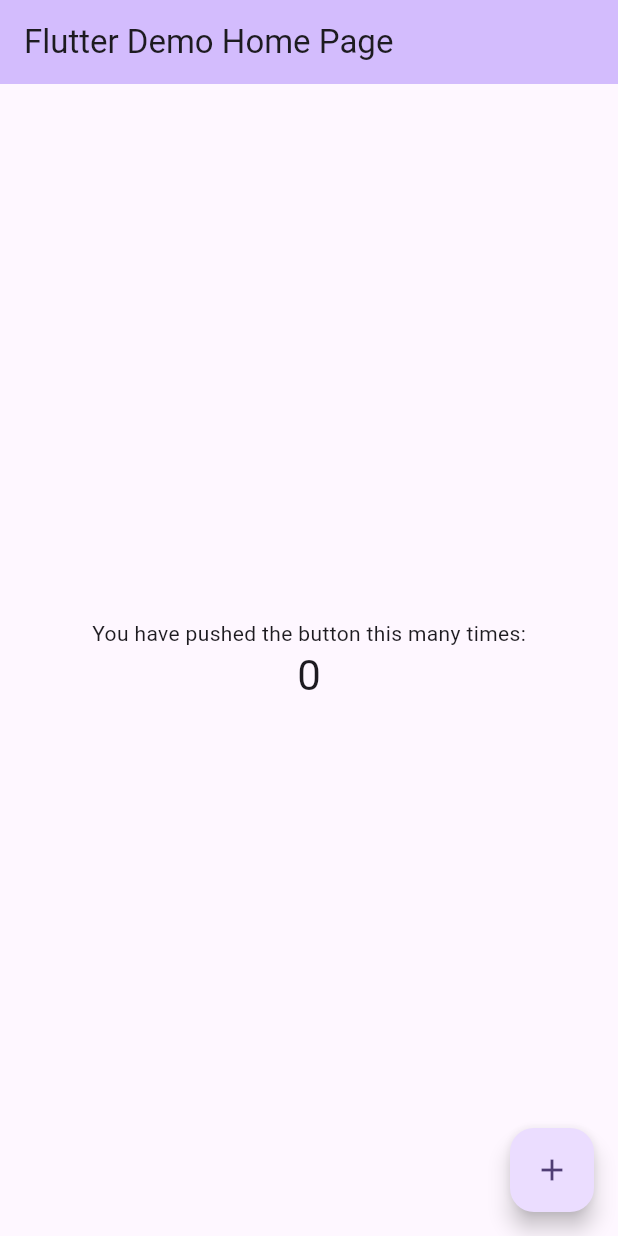
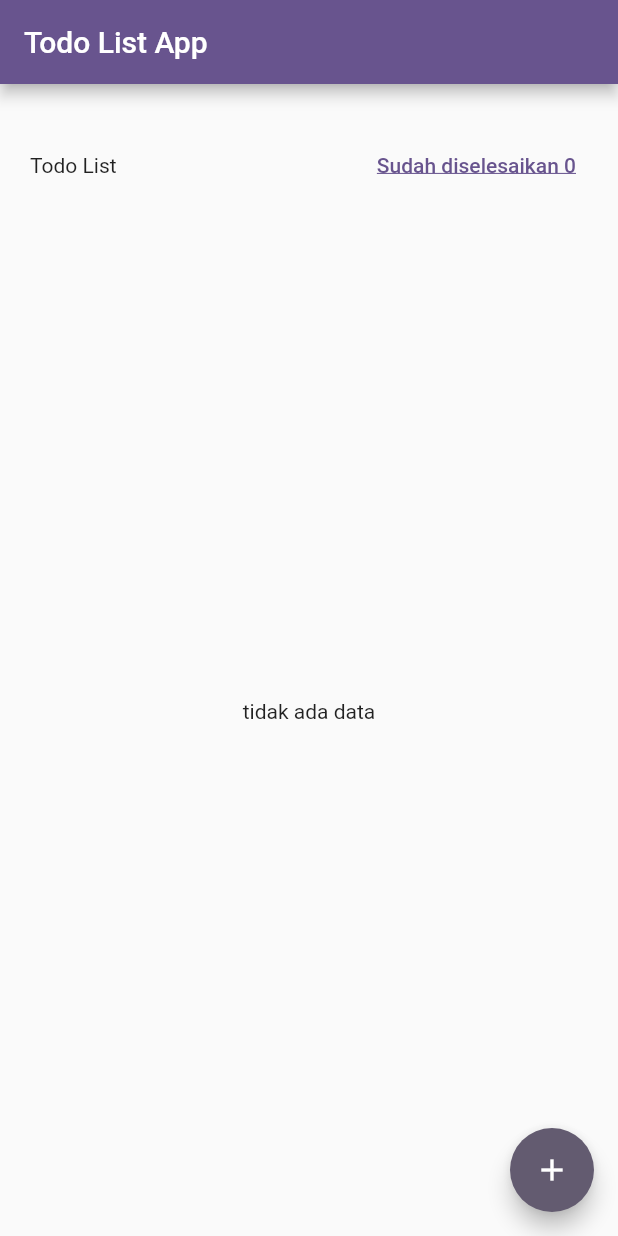
Before and after one commit to LordRedsky/flutter_todolist_app, a Flutter app: the screen it shows after launch, on a phone screen of 412 x 824 dp. Run offline on Flutter 3.47's test engine with Material 2 defaults, Android fonts, the phone set to English and light mode, and no system bars.

Commit message:
setup todoitem dan todo list page

```diff
--- a/lib/main.dart
+++ b/lib/main.dart
@@ -1,4 +1,5 @@
 import 'package:flutter/material.dart';
+import 'package:flutter_todolist_app/pages/todo_list_page.dart';
 
 void main() {
   runApp(const MyApp());
@@ -13,59 +14,10 @@ class MyApp extends StatelessWidget {
       title: 'Flutter Demo',
       theme: ThemeData(
         colorScheme: ColorScheme.fromSeed(seedColor: Colors.deepPurple),
-        useMaterial3: true,
+        // useMaterial3: true,
+        primarySwatch: Colors.grey,
       ),
-      home: const MyHomePage(title: 'Flutter Demo Home Page'),
+      home: const TodoListPage(),
     );
   }
 }
-
-class MyHomePage extends StatefulWidget {
-  const MyHomePage({super.key, required this.title});
-
-
-
-  final String title;
-
-  @override
-  State<MyHomePage> createState() => _MyHomePageState();
-}
-
-class _MyHomePageState extends State<MyHomePage> {
-  int _counter = 0;
-
-  void _incrementCounter() {
-    setState(() {
-      _counter++;
-    });
-  }
-
-  @override
-  Widget build(BuildContext context) {
-    return Scaffold(
-      appBar: AppBar(
-        backgroundColor: Theme.of(context).colorScheme.inversePrimary,
-        title: Text(widget.title),
-      ),
-      body: Center(
-        child: Column(
-          mainAxisAlignment: MainAxisAlignment.center,
-          children: <Widget>[
-            const Text(
-              'You have pushed the button this many times:',
-            ),
-            Text(
-              '$_counter',
-              style: Theme.of(context).textTheme.headlineMedium,
-            ),
-          ],
-        ),
-      ),
-      floatingActionButton: FloatingActionButton(
-        onPressed: _incrementCounter,
-        tooltip: 'Increment',
-        child: const Icon(Icons.add),
-      ),
-    );
-  }
-}
--- /dev/null
+++ b/lib/model/todo_item.dart
@@ -0,0 +1,53 @@
+// ignore_for_file: public_member_api_docs, sort_constructors_first
+import 'dart:convert';
+
+class TodoItem {
+  final int? id;
+  final String title;
+  final String description;
+  final bool isDone;
+
+  TodoItem(this.id, this.title, this.description, this.isDone);
+  // final bool completed;
+
+  Map<String, dynamic> toMap() {
+    return <String, dynamic>{
+      'id': id,
+      'title': title,
+      'description': description,
+      'isDone': isDone,
+    };
+  }
+
+  factory TodoItem.fromMap(Map<String, dynamic> map) {
+    return TodoItem(
+      map['id'] != null ? map['id'] as int : null,
+      map['title'] as String,
+      map['description'] as String,
+      map['isDone'] as bool,
+    );
+  }
+
+  String toJson() => json.encode(toMap());
+
+  factory TodoItem.fromJson(String source) => TodoItem.fromMap(json.decode(source) as Map<String, dynamic>);
+
+  TodoItem copyWith({
+    int? id,
+    String? title,
+    String? description,
+    bool? isDone,
+  }) {
+    return TodoItem(
+      id ?? this.id,
+      title ?? this.title,
+      description ?? this.description,
+      isDone ?? this.isDone,
+    );
+  }
+
+  @override
+  String toString() {
+    return 'TodoItem(id: $id, title: $title, description: $description, isDone: $isDone)';
+  }
+}
--- /dev/null
+++ b/lib/pages/todo_list_page.dart
@@ -0,0 +1,73 @@
+import 'package:flutter/material.dart';
+import 'package:flutter_todolist_app/model/todo_item.dart';
+
+class TodoListPage extends StatefulWidget {
+  const TodoListPage({super.key});
+
+  @override
+  State<TodoListPage> createState() => _TodoListPageState();
+}
+
+class _TodoListPageState extends State<TodoListPage> {
+  List<TodoItem> todos = [];
+  bool isLoading = false;
+  int totalDone = 0;
+
+  @override
+  Widget build(BuildContext context) {
+    final size = MediaQuery.of(context).size;
+    final textTheme = Theme.of(context).textTheme;
+
+    return Scaffold(
+      appBar: AppBar(
+        title: const Text('Todo List App'),
+      ),
+      body: Container(
+        padding: const EdgeInsets.all(20),
+        width: size.width,
+        child: Column(
+          crossAxisAlignment: CrossAxisAlignment.start,
+          children: [
+            const SizedBox(
+              height: 10,
+            ),
+            Row(
+              mainAxisAlignment: MainAxisAlignment.spaceBetween,
+              children: [
+                Text(
+                  'Todo List',
+                  style: textTheme.bodyMedium,
+                ),
+                TextButton(
+                  onPressed: () {},
+                  child: Text(
+                    'Sudah diselesaikan $totalDone',
+                    style: const TextStyle(
+                      decoration: TextDecoration.underline,
+                    ),
+                  ),
+                ),
+              ],
+            ),
+            const SizedBox(height: 10),
+            isLoading
+                ? const Center(
+                    child: CircularProgressIndicator(),
+                  )
+                : Expanded(
+                    child: todos.isEmpty
+                        ? const Center(
+                            child: Text('tidak ada data'),
+                          )
+                        : const SizedBox(),
+                  )
+          ],
+        ),
+      ),
+      floatingActionButton: FloatingActionButton(
+        onPressed: () {},
+        child: const Icon(Icons.add),
+      ),
+    );
+  }
+}
```
Also changed, not shown: 1 other file.
